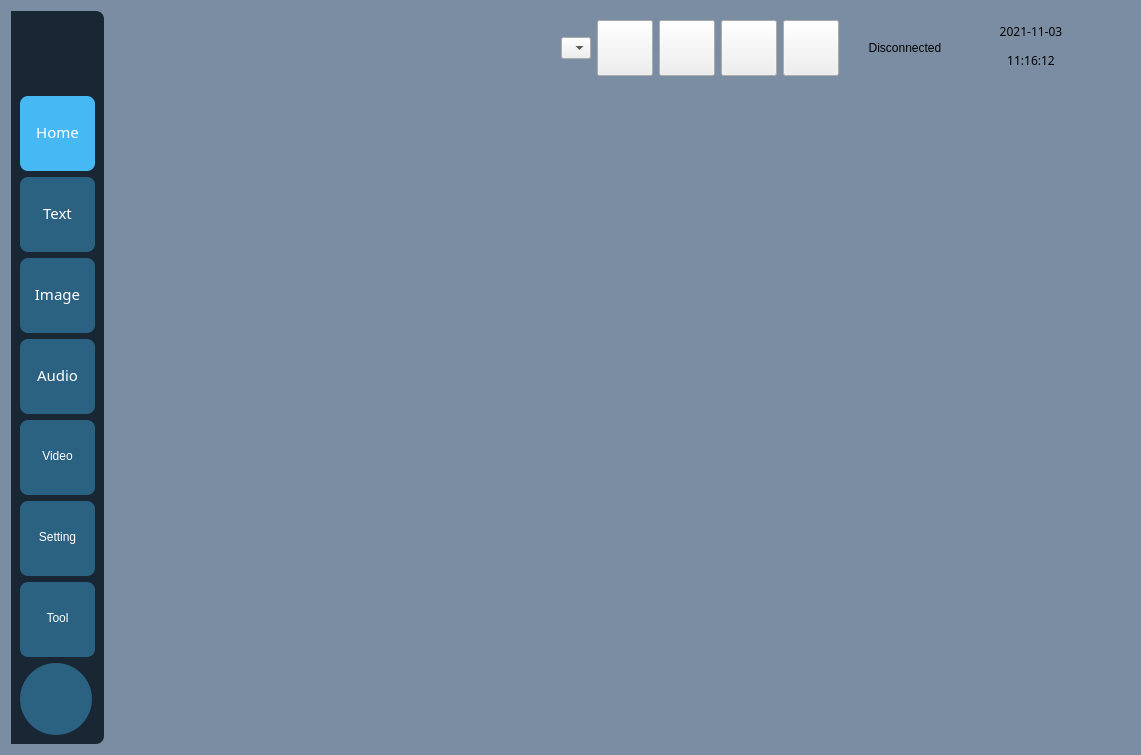
First picture: the form in src/framework/FrameworkWidget.ui, repository hanjingo/rag-qt, before the edit.
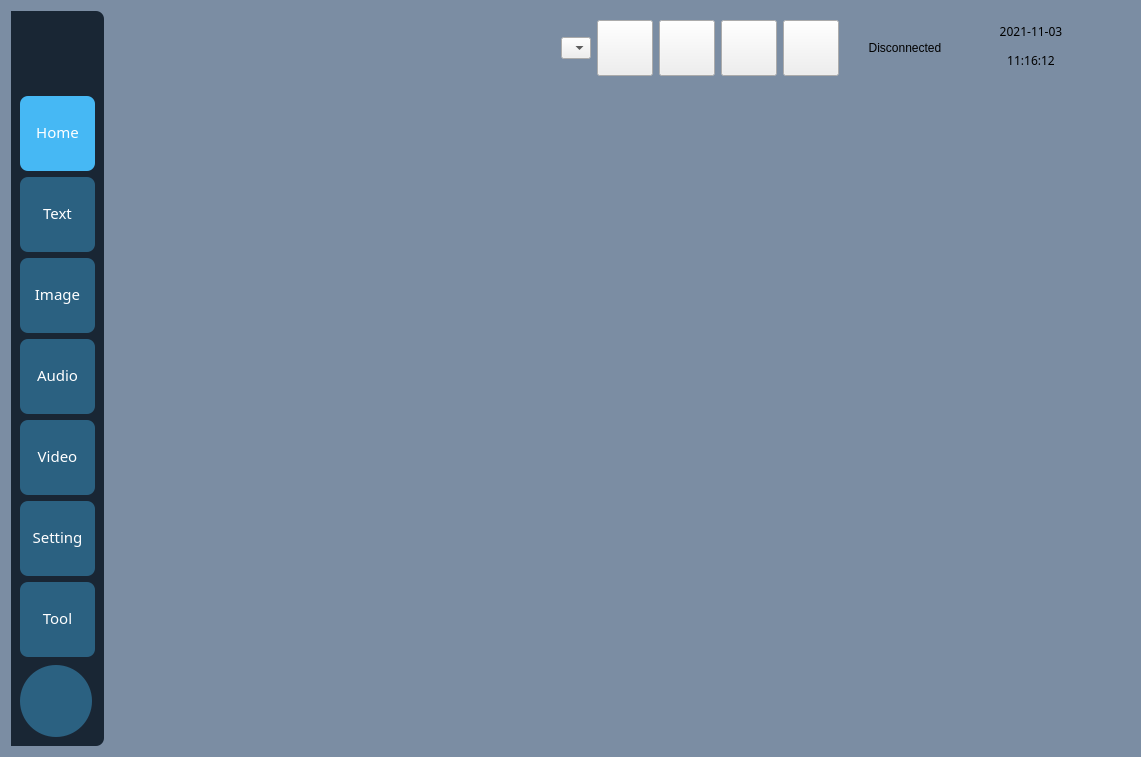
Second picture: the form after the edit. Icons and pictures are not drawn.

```diff
--- a/src/framework/FrameworkWidget.ui
+++ b/src/framework/FrameworkWidget.ui
@@ -10,7 +10,7 @@
     <x>0</x>
     <y>0</y>
     <width>1141</width>
-    <height>738</height>
+    <height>757</height>
    </rect>
   </property>
   <property name="acceptDrops">
@@ -333,6 +333,15 @@
           <height>75</height>
          </size>
         </property>
+        <property name="font">
+         <font>
+          <family>微软雅黑</family>
+          <pointsize>11</pointsize>
+          <weight>50</weight>
+          <italic>false</italic>
+          <bold>false</bold>
+         </font>
+        </property>
         <property name="styleSheet">
          <string notr="true">QToolButton
 {
@@ -384,6 +393,15 @@
           <height>75</height>
          </size>
         </property>
+        <property name="font">
+         <font>
+          <family>微软雅黑</family>
+          <pointsize>11</pointsize>
+          <weight>50</weight>
+          <italic>false</italic>
+          <bold>false</bold>
+         </font>
+        </property>
         <property name="styleSheet">
          <string notr="true">QToolButton
 {
@@ -435,6 +453,15 @@
           <height>75</height>
          </size>
         </property>
+        <property name="font">
+         <font>
+          <family>微软雅黑</family>
+          <pointsize>11</pointsize>
+          <weight>50</weight>
+          <italic>false</italic>
+          <bold>false</bold>
+         </font>
+        </property>
         <property name="styleSheet">
          <string notr="true">QToolButton
 {
```
Left out of the diff: 4 changed lines with no effect on the pictures.
